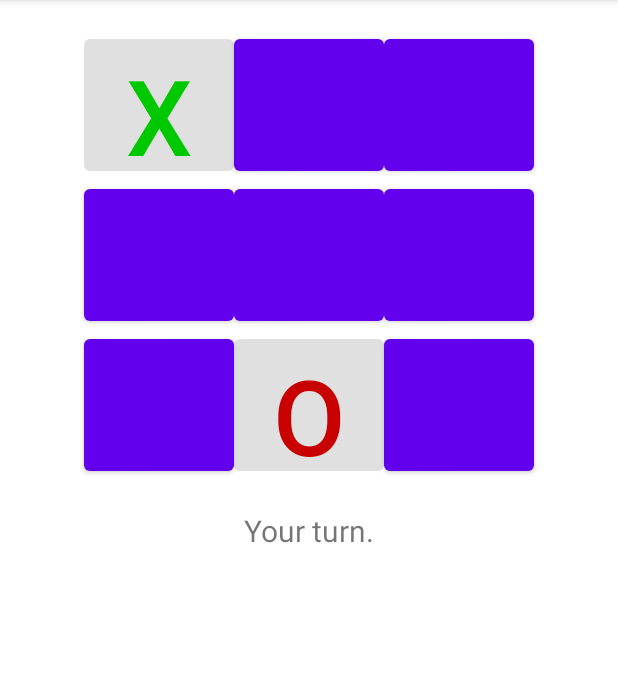
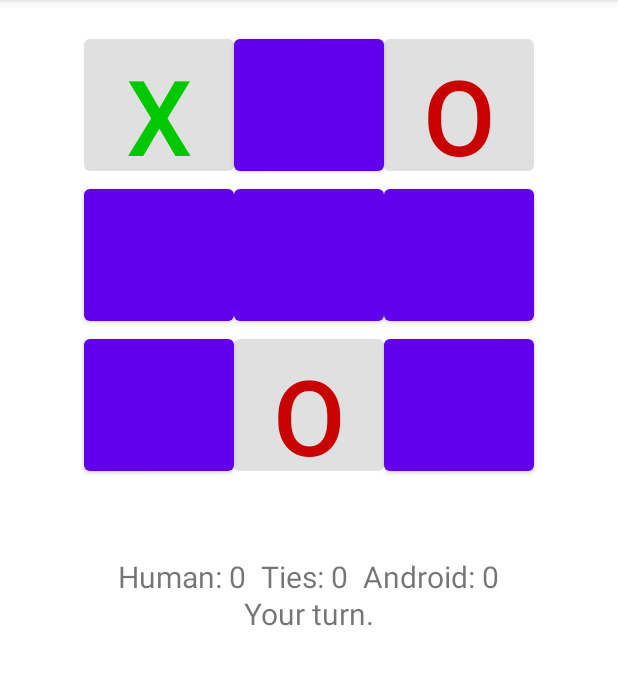
Before and after one commit to jomorales1/mobile-app-development, an Android app: the screen it shows after launch (MainActivity), after a tap on an icon or button, on a phone screen of 412 x 824 dp, the part 84-769 px from its top. Run offline under Robolectric (Android 15) with nearby library versions, the light colour scheme and no system bars.

Commit message:
Extra challenge

```diff
--- a/TicTacToe/app/src/main/java/com/example/tictactoe/MainActivity.java
+++ b/TicTacToe/app/src/main/java/com/example/tictactoe/MainActivity.java
@@ -13,11 +13,17 @@ import android.widget.TextView;
 public class MainActivity extends AppCompatActivity {
     private TicTacToeGame game;
     // Buttons making up the board
-    private Button mBoardButtons[];
+    private Button[] mBoardButtons;
     // Various text displayed
     private TextView mInfoTextView;
+    private TextView mHumanWinsTextView;
+    private TextView mTiesTextView;
+    private TextView mAndroidWinsTextView;
 
     private boolean mGameOver = false;
+    private int human_wins = 0;
+    private int ties = 0;
+    private int android_wins = 0;
 
     // Handles clicks on the game board buttons
     private class ButtonClickListener implements View.OnClickListener {
@@ -39,14 +45,22 @@ public class MainActivity extends AppCompatActivity {
                 if (winner != 0) {
                     mGameOver = true;
                 }
-                if (winner == 0)
+                if (winner == 0) {
                     mInfoTextView.setText(R.string.turn_human);
-                else if (winner == 1)
+
+                } else if (winner == 1) {
                     mInfoTextView.setText(R.string.result_tie);
-                else if (winner == 2)
+                    ties += 1;
+                    mTiesTextView.setText("Ties: " + ties);
+                } else if (winner == 2) {
                     mInfoTextView.setText(R.string.result_human_wins);
-                else
+                    human_wins += 1;
+                    mHumanWinsTextView.setText("Human: " + human_wins);
+                } else {
                     mInfoTextView.setText(R.string.result_computer_wins);
+                    android_wins += 1;
+                    mAndroidWinsTextView.setText("Android: " + android_wins);
+                }
             }
         }
     }
@@ -67,6 +81,9 @@ public class MainActivity extends AppCompatActivity {
         mBoardButtons[7] = (Button) findViewById(R.id.eight);
         mBoardButtons[8] = (Button) findViewById(R.id.nine);
         mInfoTextView = (TextView) findViewById(R.id.information);
+        mHumanWinsTextView = (TextView) findViewById(R.id.human_wins);
+        mTiesTextView = (TextView) findViewById(R.id.ties);
+        mAndroidWinsTextView = (TextView) findViewById(R.id.android_wins);
         game = new TicTacToeGame();
 
         startNewGame();
@@ -82,7 +99,14 @@ public class MainActivity extends AppCompatActivity {
             mBoardButtons[i].setOnClickListener(new ButtonClickListener(i));
         }
         // Human goes first
-        mInfoTextView.setText(R.string.first_human);
+        if (Math.random() <= 0.5) {
+            mInfoTextView.setText(R.string.first_human);
+        } else {
+            mInfoTextView.setText(R.string.turn_computer);
+            int move = game.getComputerMove();
+            setMove(TicTacToeGame.COMPUTER_PLAYER, move);
+            mInfoTextView.setText(R.string.turn_human);
+        }
     }
 
     private void setMove(char player, int location) {
--- a/TicTacToe/app/src/main/res/layout/activity_main.xml
+++ b/TicTacToe/app/src/main/res/layout/activity_main.xml
@@ -49,10 +49,33 @@
                     android:textSize="70dp" />
             </TableRow>
         </TableLayout>
-        <TextView android:id="@+id/information" android:layout_width="fill_parent"
-            android:layout_height="wrap_content" android:text="info"
-            android:gravity="center_horizontal" android:layout_marginTop="20dp"
-            android:textSize="20dp" />
+        <RelativeLayout
+            android:layout_width="fill_parent"
+            android:layout_height="fill_parent"
+            android:layout_marginTop="15dp"
+            android:gravity="center_vertical">
+            <RelativeLayout
+                android:layout_marginTop="15dp"
+                android:layout_width="fill_parent"
+                android:layout_height="fill_parent"
+                android:gravity="center_horizontal">
+                <TextView android:id="@+id/human_wins" android:layout_width="wrap_content"
+                    android:layout_height="wrap_content" android:text="Human: 0"
+                    android:layout_marginTop="20dp" android:textSize="20dp" />
+                <TextView android:id="@+id/ties" android:layout_width="wrap_content"
+                    android:layout_height="wrap_content" android:text="Ties: 0"
+                    android:layout_marginTop="20dp" android:textSize="20dp"
+                    android:layout_toRightOf="@+id/human_wins" android:layout_marginLeft="10dp" android:layout_marginRight="10dp"/>
+                <TextView android:id="@+id/android_wins" android:layout_width="wrap_content"
+                    android:layout_height="wrap_content" android:text="Android: 0"
+                    android:layout_marginTop="20dp" android:textSize="20dp"
+                    android:layout_toRightOf="@+id/ties" />
+            </RelativeLayout>
+            <TextView android:id="@+id/information" android:layout_width="fill_parent"
+                android:layout_height="wrap_content" android:text="info"
+                android:gravity="center_horizontal" android:layout_marginTop="60dp"
+                android:textSize="20dp" />
+        </RelativeLayout>
     </LinearLayout>
 
 </androidx.constraintlayout.widget.ConstraintLayout>
```
